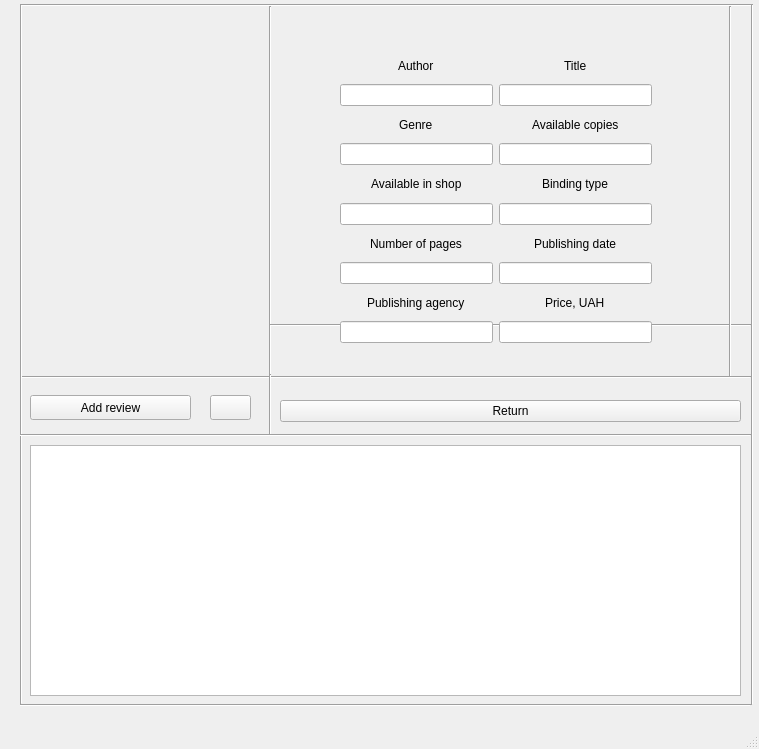
This is ui/full_book_info.ui in alexeikeler/db_course_project as Qt 5 draws it before an edit. The edited form follows.
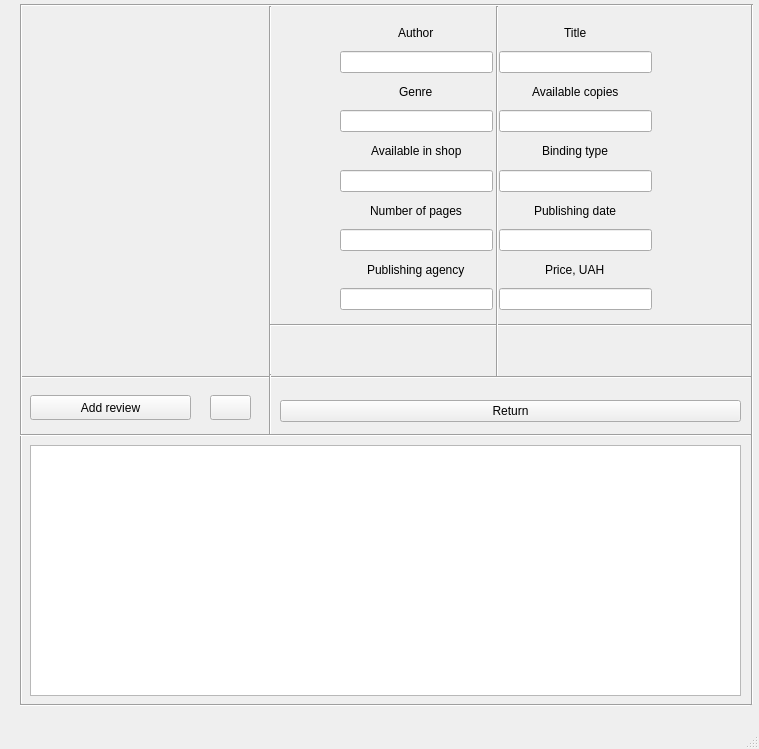
This is the edited form. Icons and pictures are not drawn.

```diff
--- a/ui/full_book_info.ui
+++ b/ui/full_book_info.ui
@@ -127,7 +127,7 @@
    <widget class="Line" name="line_9">
     <property name="geometry">
      <rect>
-      <x>720</x>
+      <x>487</x>
       <y>6</y>
       <width>20</width>
       <height>371</height>
@@ -237,7 +237,7 @@
     <property name="geometry">
      <rect>
       <x>340</x>
-      <y>53</y>
+      <y>20</y>
       <width>312</width>
       <height>290</height>
      </rect>
```
Left out of the diff: 2 changed lines with no effect on the pictures.
